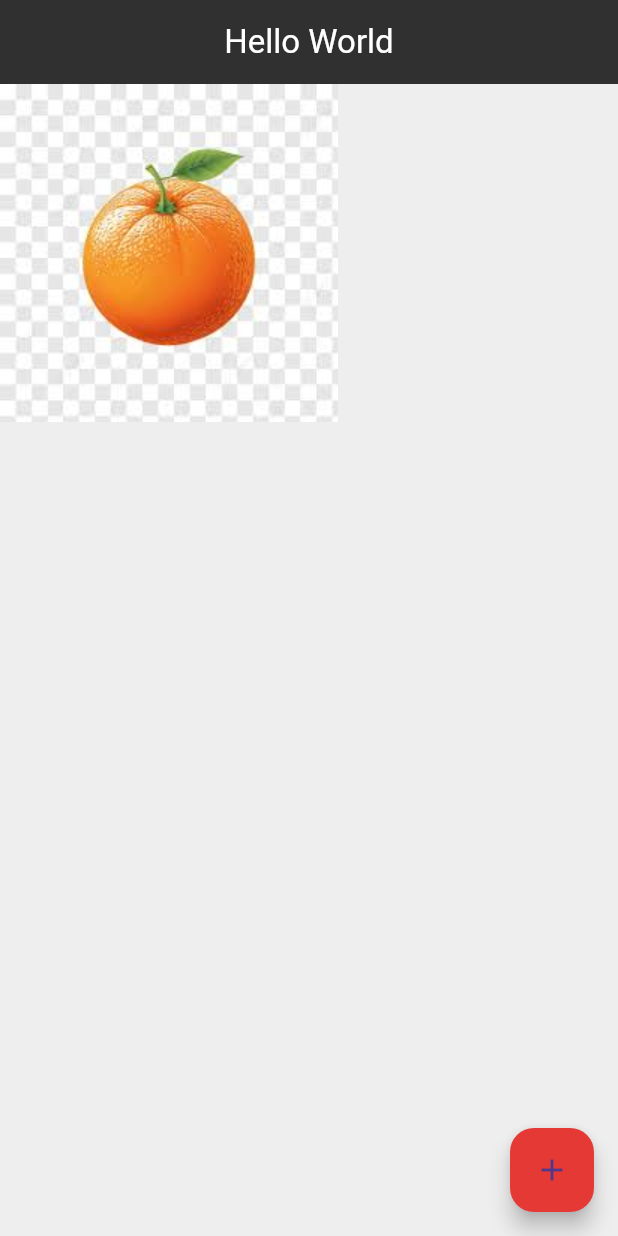
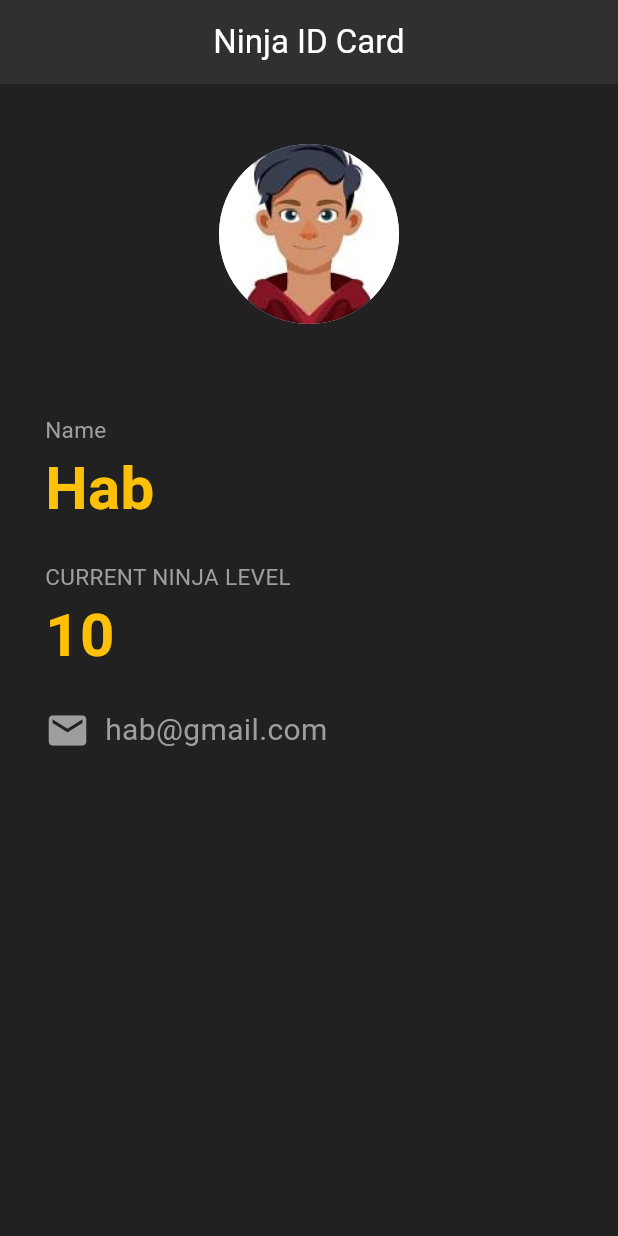
Before and after one commit to Habtewold-D/ninja_card_flutter, a Flutter app: the screen it shows after launch, on a phone screen of 412 x 824 dp. Run offline on Flutter 3.47's test engine with Material 3 defaults, Android fonts, the phone set to English and light mode, and no system bars.

Commit message:
image, name, email, and level added

```diff
--- a/lib/main.dart
+++ b/lib/main.dart
@@ -1,26 +1,69 @@
 import 'package:flutter/material.dart';
 
 void main() {
-  runApp(MyApp());
+  runApp(MaterialApp(home: Ninja()));
 }
 
-class MyApp extends StatelessWidget {
+class Ninja extends StatelessWidget {
+  const Ninja({super.key});
+
   @override
   Widget build(BuildContext context) {
-    return MaterialApp(
-      home: Scaffold(
-        backgroundColor: Colors.grey[200],
-        appBar: AppBar(
-          centerTitle: true,
-          title: Text('Hello World'),
-          foregroundColor: Colors.white,
-          backgroundColor: Colors.grey[850],
-        ),
-        body: Image(image: AssetImage('images/download.jpg')),
-        floatingActionButton: FloatingActionButton(
-          onPressed: () {},
-          child: Icon(Icons.add),
-          backgroundColor: Colors.red[600],
+    return Scaffold(
+      backgroundColor: Colors.grey[900],
+      appBar: AppBar(
+        title: Text('Ninja ID Card'),
+        centerTitle: true,
+        backgroundColor: Colors.grey[850],
+        foregroundColor: Colors.white,
+      ),
+      body: Padding(
+        padding: EdgeInsets.fromLTRB(30.0, 40.0, 30.0, 0.0),
+        child: Column(
+          crossAxisAlignment: CrossAxisAlignment.start,
+          children: <Widget>[
+            Center(
+              child: CircleAvatar(
+                backgroundImage: AssetImage('images/download.jpg'),
+                radius: 60.0,
+              ),
+            ),
+            SizedBox(height: 60.0),
+            Text('Name', style: TextStyle(color: Colors.grey, fontSize: 15.0)),
+            Text(
+              'Hab',
+              style: TextStyle(
+                color: Colors.amber,
+                fontSize: 40.0,
+                fontWeight: FontWeight.bold,
+              ),
+            ),
+            SizedBox(height: 20.0),
+            Text(
+              'CURRENT NINJA LEVEL',
+              style: TextStyle(color: Colors.grey, fontSize: 15.0),
+            ),
+            Text(
+              '10',
+              style: TextStyle(
+                color: Colors.amber,
+                fontSize: 40.0,
+                fontWeight: FontWeight.bold,
+              ),
+            ),
+            SizedBox(height: 20.0),
+            Row(
+              children: [
+                Icon(Icons.email, color: Colors.grey, size: 30.0),
+                SizedBox(width: 10.0),
+
+                Text(
+                  'hab@gmail.com',
+                  style: TextStyle(color: Colors.grey, fontSize: 20.0),
+                ),
+              ],
+            ),
+          ],
         ),
       ),
     );
```
Also changed, not shown: images/download.jpg.
